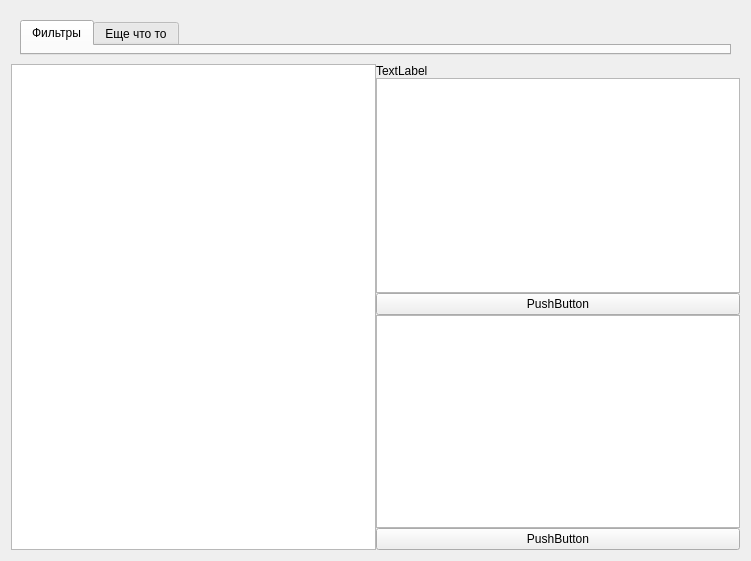
This is gui.ui in Shapacak/remanga_viewer as Qt 5 draws it before an edit. The edited form follows.
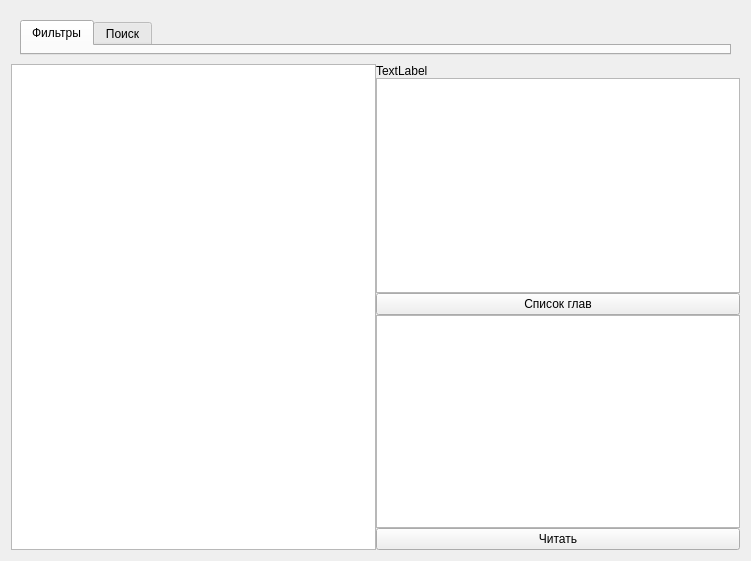
This is the edited form.

Commit message:
Поиск и сортировка
Доделал поиск и сортировку, много матерился, на очереди сделать функционал для добавления манги в "читаемое", проверку обновления

```diff
--- a/gui.ui
+++ b/gui.ui
@@ -67,7 +67,7 @@
                 </widget>
                 <widget class="QWidget" name="tab_2">
                  <attribute name="title">
-                  <string>Еще что то</string>
+                  <string>Поиск</string>
                  </attribute>
                 </widget>
                </widget>
@@ -143,7 +143,7 @@
                    <item>
                     <widget class="QPushButton" name="manga_select_chapter_btn">
                      <property name="text">
-                      <string>PushButton</string>
+                      <string>Список глав</string>
                      </property>
                     </widget>
                    </item>
@@ -160,7 +160,7 @@
                    <item>
                     <widget class="QPushButton" name="manga_read_btn">
                      <property name="text">
-                      <string>PushButton</string>
+                      <string>Читать</string>
                      </property>
                     </widget>
                    </item>
```
Left out of the diff: 8 changed lines with no effect on the pictures. The commit also changes 2 other files.
